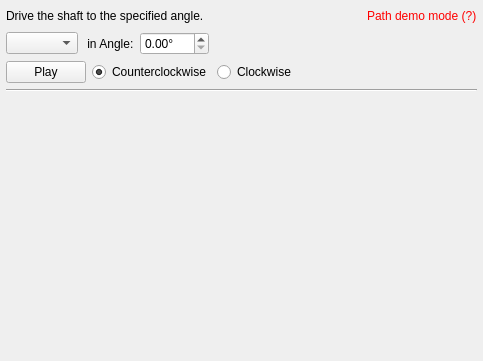
Above: core/panel/Drivers/Drive_shaft.ui from KmolYuan/Pyslvs-UI before the change. Below: the same form after it.
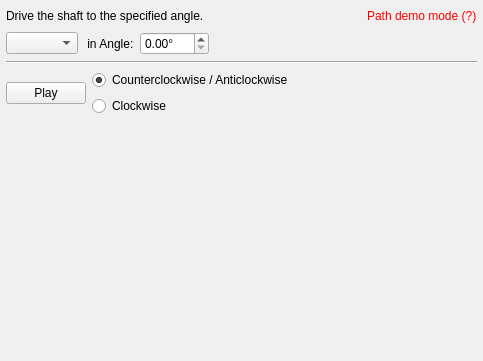
That is the form after the change.

Diff of the .ui file:
```diff
--- a/core/panel/Drivers/Drive_shaft.ui
+++ b/core/panel/Drivers/Drive_shaft.ui
@@ -112,6 +112,13 @@
      </item>
     </layout>
    </item>
+   <item>
+    <widget class="Line" name="line">
+     <property name="orientation">
+      <enum>Qt::Horizontal</enum>
+     </property>
+    </widget>
+   </item>
    <item>
     <layout class="QHBoxLayout" name="horizontalLayout_3">
      <item>
@@ -125,9 +132,11 @@
       </widget>
      </item>
      <item>
+      <layout class="QVBoxLayout" name="verticalLayout">
+       <item>
       <widget class="QRadioButton" name="noReversed">
        <property name="text">
-        <string>Counterclockwise</string>
+          <string>Counterclockwise / Anticlockwise</string>
        </property>
        <property name="checked">
         <bool>true</bool>
@@ -141,6 +150,8 @@
        </property>
       </widget>
      </item>
+      </layout>
+     </item>
      <item>
       <spacer name="horizontalSpacer_4">
        <property name="orientation">
@@ -156,13 +167,6 @@
      </item>
     </layout>
    </item>
-   <item>
-    <widget class="Line" name="line">
-     <property name="orientation">
-      <enum>Qt::Horizontal</enum>
-     </property>
-    </widget>
-   </item>
    <item>
     <layout class="QHBoxLayout" name="anglePanel">
      <item>
```
Left out of the diff: 2 changed lines with no effect on the pictures. Lines whose indentation alone changed are shown as unchanged.
